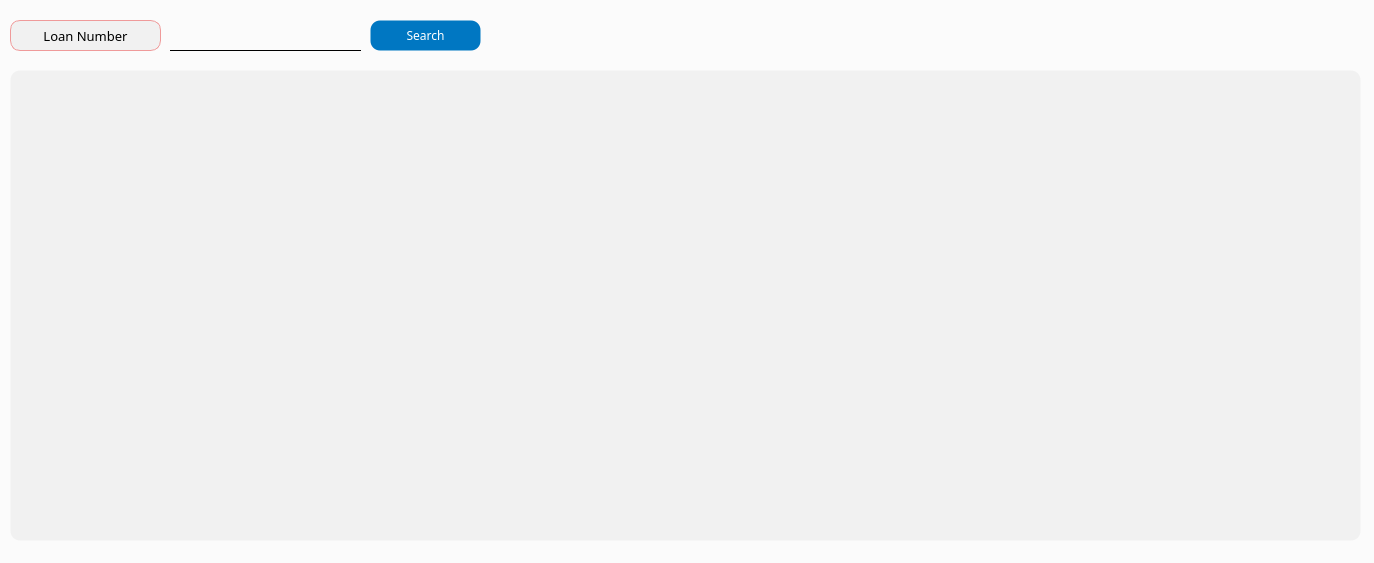
Old version of the form app/src/pages/search/guarantor.ui in the repository DY-Microfinance-Customer-Management/dymf-algorithm.
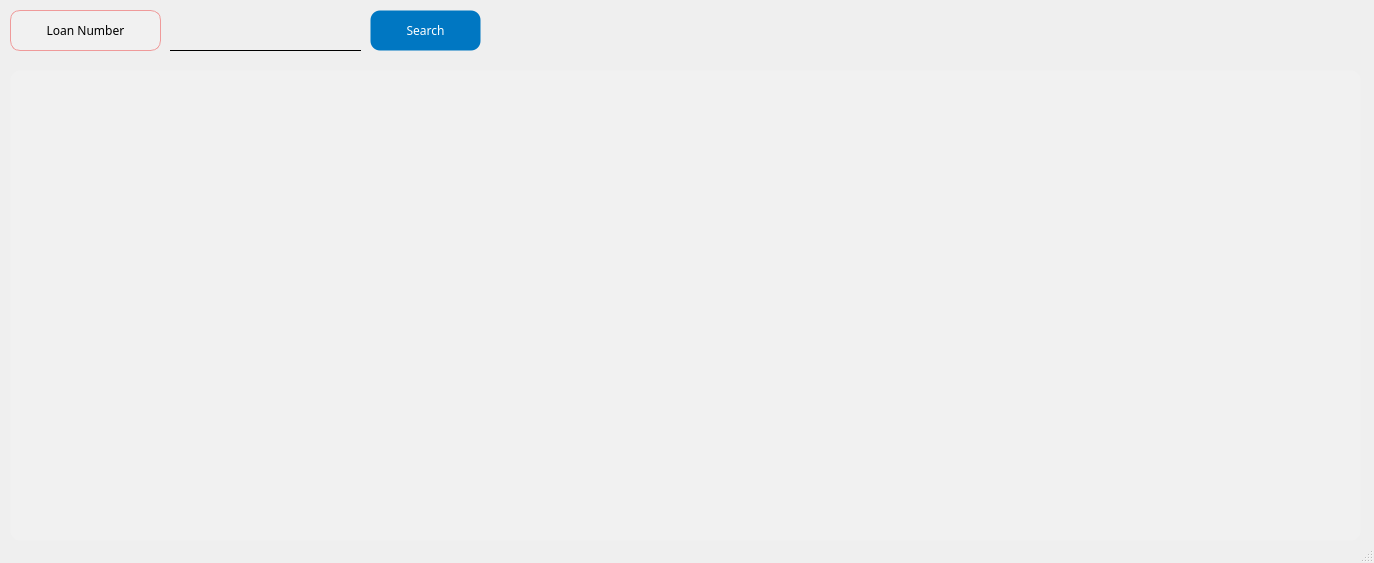
New version of the form.

Diff of the .ui file:
```diff
--- a/app/src/pages/search/guarantor.ui
+++ b/app/src/pages/search/guarantor.ui
@@ -14,7 +14,32 @@
    <string>Guarantor Search</string>
   </property>
   <property name="styleSheet">
-   <string notr="true">background-color: #fbfbfb;</string>
+   <string notr="true">background-color: #fbfbfb;
+
+QPushButton {
+    background-color: #0077c2;
+    color: white;
+    border: 1px solid transparent;
+    border-radius: 10px;
+    padding: 5px 10px;
+}
+
+QPushButton:hover {
+    border: 1px solid white;
+}
+
+QPushButton:pressed {
+    background-color: #005f9e;
+    padding-top: 6px;
+    padding-bottom: 4px;
+}
+
+QPushButton:disabled {
+    background-color: lightgray;
+    color: gray;
+    border: 1px solid gray;
+}
+</string>
   </property>
   <widget class="QWidget" name="centralwidget">
    <widget class="QTableView" name="guarantorTable">
@@ -41,14 +66,15 @@
     <property name="geometry">
      <rect>
       <x>370</x>
-      <y>20</y>
+      <y>10</y>
       <width>111</width>
-      <height>31</height>
+      <height>41</height>
      </rect>
     </property>
     <property name="font">
      <font>
       <family>Arial Black</family>
+      <pointsize>9</pointsize>
      </font>
     </property>
     <property name="styleSheet">
@@ -116,9 +142,9 @@
     <property name="geometry">
      <rect>
       <x>10</x>
-      <y>20</y>
+      <y>10</y>
       <width>151</width>
-      <height>31</height>
+      <height>41</height>
      </rect>
     </property>
     <property name="minimumSize">
@@ -136,7 +162,7 @@
     <property name="font">
      <font>
       <family>Arial Black</family>
-      <pointsize>10</pointsize>
+      <pointsize>9</pointsize>
      </font>
     </property>
     <property name="styleSheet">
```
